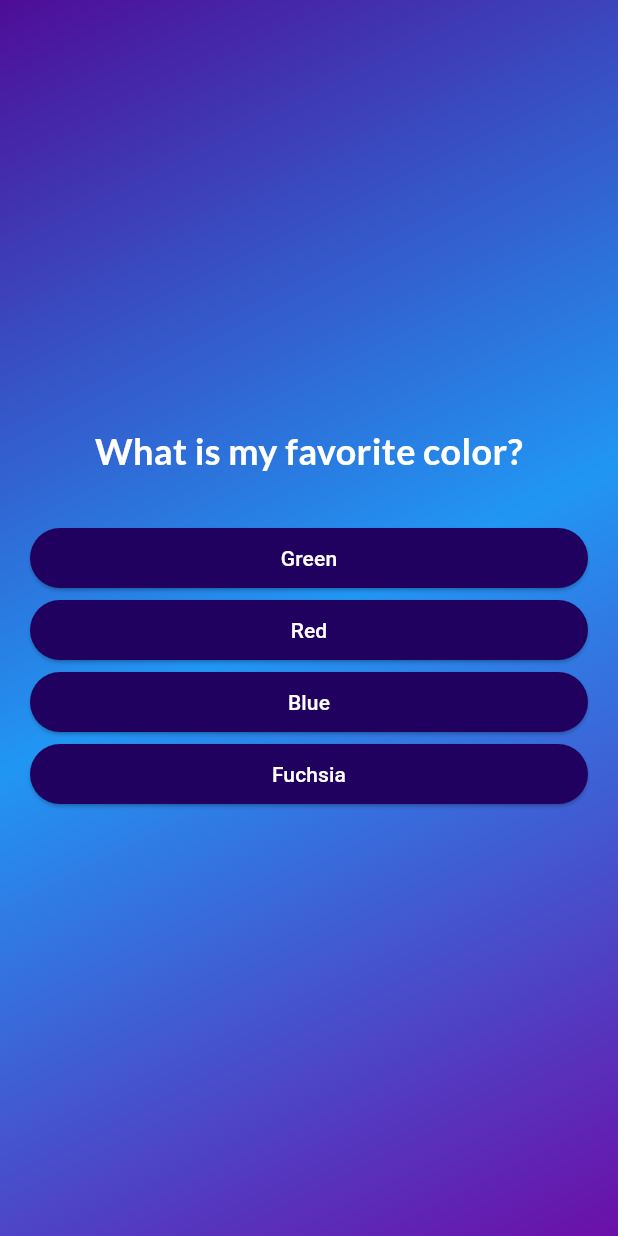
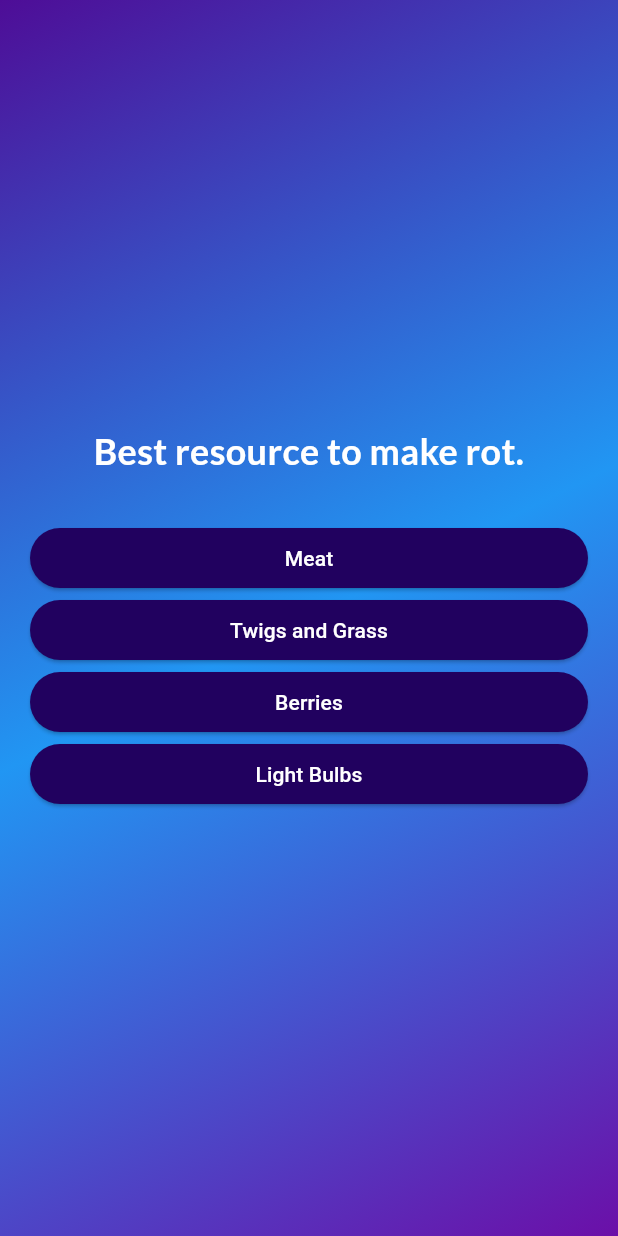
Before and after one commit to JerryWeng/quiz_app, a Flutter app: the screen it shows after launch, after a tap on "Start Quiz", on a phone screen of 412 x 824 dp. Run offline on Flutter 3.47's test engine with Material 3 defaults, Android fonts, the phone set to English and light mode, and no system bars; our stand-ins replace google_fonts.

```diff
--- a/lib/data/questions.dart
+++ b/lib/data/questions.dart
@@ -1,73 +1,57 @@
 import 'package:quiz_app/models/quiz_question.dart';
 
 const questions = [
-  QuizQuestion('What is my favorite color?', [
-    'Green',
-    'Red',
-    'Blue',
-    'Fuchsia',
+  QuizQuestion('Best resource to make rot.', [
+    'Light Bulbs',
+    'Meat',
+    'Berries',
+    'Twigs and Grass',
   ]),
 
-  QuizQuestion('Which planet is known as the Red Planet?', [
-    'Mars',
-    'Venus',
-    'Jupiter',
-    'Mercury',
+  QuizQuestion('Name all the seasonal bosses.', [
+    'Deerclops, Bearger, Moose Goose, Antlion',
+    'Deerclops, Ancient Guardian, Dragonfly',
+    'Klaus, Bee Queen, Toadstool',
+    'Bearger, Moose Goose, Crab King',
   ]),
 
-  QuizQuestion('What is the capital of Japan?', [
-    'Tokyo',
-    'Kyoto',
-    'Osaka',
-    'Hiroshima',
+  QuizQuestion('Which is the best character by far in terms of damage output', [
+    'Wolfgang',
+    'Willow',
+    'Wilson',
+    'Wendy',
   ]),
 
-  QuizQuestion('Who painted the Mona Lisa?', [
-    'Leonardo da Vinci',
-    'Vincent van Gogh',
-    'Pablo Picasso',
-    'Michelangelo',
+  QuizQuestion('What gaming company made Don\'t Starve Together?', [
+    'Klei Entertainment',
+    'Mojang Studios',
+    'Re-Logic',
+    'Facepunch Studios',
   ]),
 
-  QuizQuestion('Which animal is known as the King of the Jungle?', [
-    'Lion',
-    'Tiger',
-    'Elephant',
-    'Gorilla',
+  QuizQuestion('Kiting pattern for tentacles?', [
+    '2 hits, go back, 2 hits',
+    '1 hit, go back, 1 hit',
+    '3 hits, go back, 3 hits',
+    'You can tank it without getting hit',
   ]),
 
-  QuizQuestion('What is the largest ocean on Earth?', [
-    'Pacific Ocean',
-    'Atlantic Ocean',
-    'Indian Ocean',
-    'Arctic Ocean',
+  QuizQuestion('Which biome has naturally spawning gold to easily pick up?', [
+    'Mosaic',
+    'Forest',
+    'Desert',
+    'Caves',
   ]),
 
-  QuizQuestion('Which country is home to the kangaroo?', [
-    'Australia',
-    'New Zealand',
-    'South Africa',
-    'Brazil',
-  ]),
+  QuizQuestion(
+    'How many hits does it take to chop down a Totally Normal Tree with a regular axe?',
+    ['15 hits', '10 hits', '20 hits', '5 hits'],
+  ),
 
-  QuizQuestion('What is the main ingredient in guacamole?', [
-    'Avocado',
-    'Tomato',
-    'Cucumber',
-    'Onion',
-  ]),
-
-  QuizQuestion('Which element has the chemical symbol "O"?', [
-    'Oxygen',
-    'Gold',
-    'Osmium',
-    'Oganesson',
-  ]),
-
-  QuizQuestion('Who wrote the Harry Potter book series?', [
-    'J.K. Rowling',
-    'Stephen King',
-    'George R.R. Martin',
-    'Suzanne Collins',
+  QuizQuestion('How much health do Pierogies restore?', [
+    '40 health',
+    '20 health',
+    '60 health',
+    '30 health',
   ]),
 ];
--- a/lib/models/quiz_question.dart
+++ b/lib/models/quiz_question.dart
@@ -6,7 +6,7 @@ class QuizQuestion {
 
   List<String> getShuffledAnswers() {
     final shuffledList = List.of(answers);
-    shuffledList.shuffle;
+    shuffledList.shuffle();
     return shuffledList;
   }
 }
--- a/lib/questions_screen.dart
+++ b/lib/questions_screen.dart
@@ -6,8 +6,9 @@ import 'package:google_fonts/google_fonts.dart';
 class QuestionsScreen extends StatefulWidget {
   const QuestionsScreen({super.key, required this.onSelectedAnswer});
   final void Function(String answer) onSelectedAnswer;
+
   @override
-  State<QuestionsScreen> createState() {
+  State<StatefulWidget> createState() {
     return _QuestionsScreenState();
   }
 }
@@ -23,7 +24,7 @@ class _QuestionsScreenState extends State<QuestionsScreen> {
   }
 
   @override
-  Widget build(context) {
+  Widget build(BuildContext context) {
     final currentQuestion = questions[currentQuestionIndex];
     return SizedBox(
       width: double.infinity,
@@ -36,8 +37,8 @@ class _QuestionsScreenState extends State<QuestionsScreen> {
             Text(
               currentQuestion.text,
               style: GoogleFonts.lato(
+                fontSize: 24,
                 color: Colors.white,
-                fontSize: 24,
                 fontWeight: FontWeight.bold,
               ),
               textAlign: TextAlign.center,
--- a/lib/start_screen.dart
+++ b/lib/start_screen.dart
@@ -11,14 +11,10 @@ class StartScreen extends StatelessWidget {
       child: Column(
         mainAxisSize: MainAxisSize.min,
         children: [
-          Image.asset(
-            'assets/images/quiz-logo.png',
-            width: 300,
-            color: Color.fromARGB(175, 255, 255, 255),
-          ),
+          Image.asset('assets/images/dst-logo.png', width: 300),
           SizedBox(height: 80),
           Text(
-            "Learn Flutter the Fun Way",
+            "DON'T STARVE!",
             style: TextStyle(color: Colors.white, fontSize: 24),
           ),
           const SizedBox(height: 30),
--- a/pubspec.yaml
+++ b/pubspec.yaml
@@ -61,6 +61,7 @@ flutter:
 
   assets:
     - assets/images/quiz-logo.png
+    - assets/images/dst-logo.png
 
   # An image asset can refer to one or more resolution-specific "variants", see
   # https://flutter.dev/to/resolution-aware-images
```
Also changed, not shown: lib/questions_summary.dart (+72 -4 lines), lib/quiz.dart (+14 -3 lines), lib/results_screen.dart (added, +91 -0 lines), assets/images/dst-logo.png (added), 2 other files.
